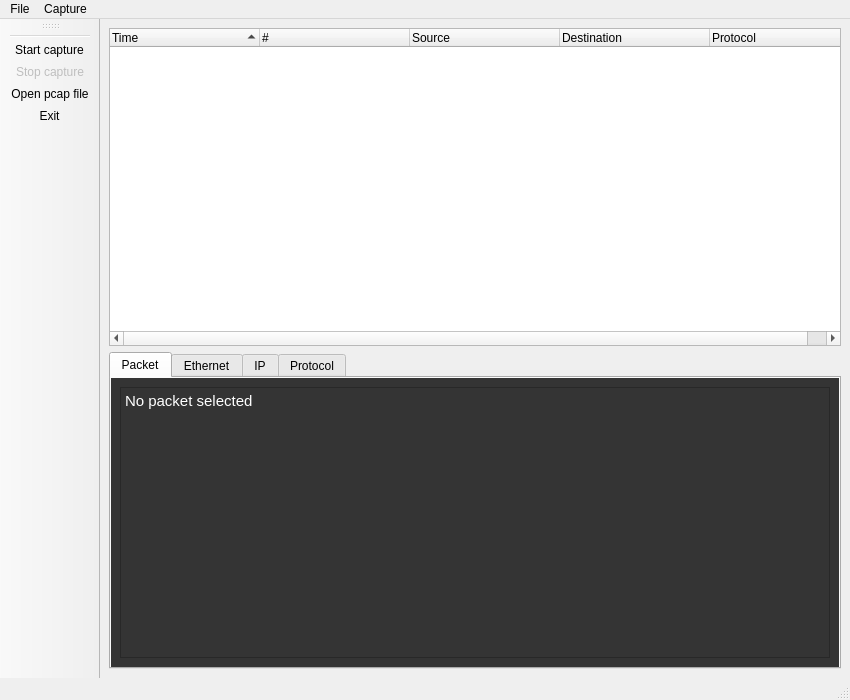
Old version of the form mainWindow.ui in the repository alexis-ld/pycket.
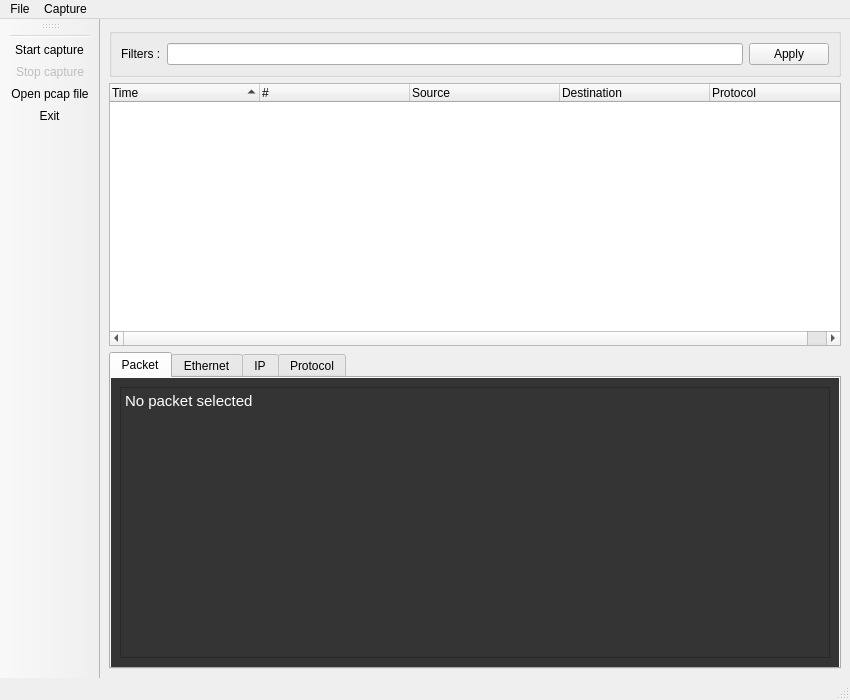
New version of the form. Icons and pictures are not drawn.

Commit message: Packet filtering with UI

Diff of the .ui file:
```diff
--- a/mainWindow.ui
+++ b/mainWindow.ui
@@ -17,6 +17,39 @@
    <layout class="QGridLayout" name="gridLayout">
     <item row="0" column="0">
      <layout class="QVBoxLayout" name="verticalLayout">
+      <item>
+       <widget class="QGroupBox" name="groupBox">
+        <property name="title">
+         <string/>
+        </property>
+        <layout class="QHBoxLayout" name="horizontalLayout_2">
+         <item>
+          <widget class="QLabel" name="label">
+           <property name="text">
+            <string>Filters :</string>
+           </property>
+          </widget>
+         </item>
+         <item>
+          <widget class="QLineEdit" name="filtersInput">
+           <property name="toolTip">
+            <string>LayerType/Field/Value, LayerType/Field/Value, ....</string>
+           </property>
+           <property name="statusTip">
+            <string>LayerType/Field/Value, LayerType/Field/Value, ....</string>
+           </property>
+          </widget>
+         </item>
+         <item>
+          <widget class="QPushButton" name="filtersApplyBtn">
+           <property name="text">
+            <string>Apply</string>
+           </property>
+          </widget>
+         </item>
+        </layout>
+       </widget>
+      </item>
       <item>
        <widget class="QTreeWidget" name="packetsList">
         <property name="styleSheet">
```
The commit also changes 3 other files.
